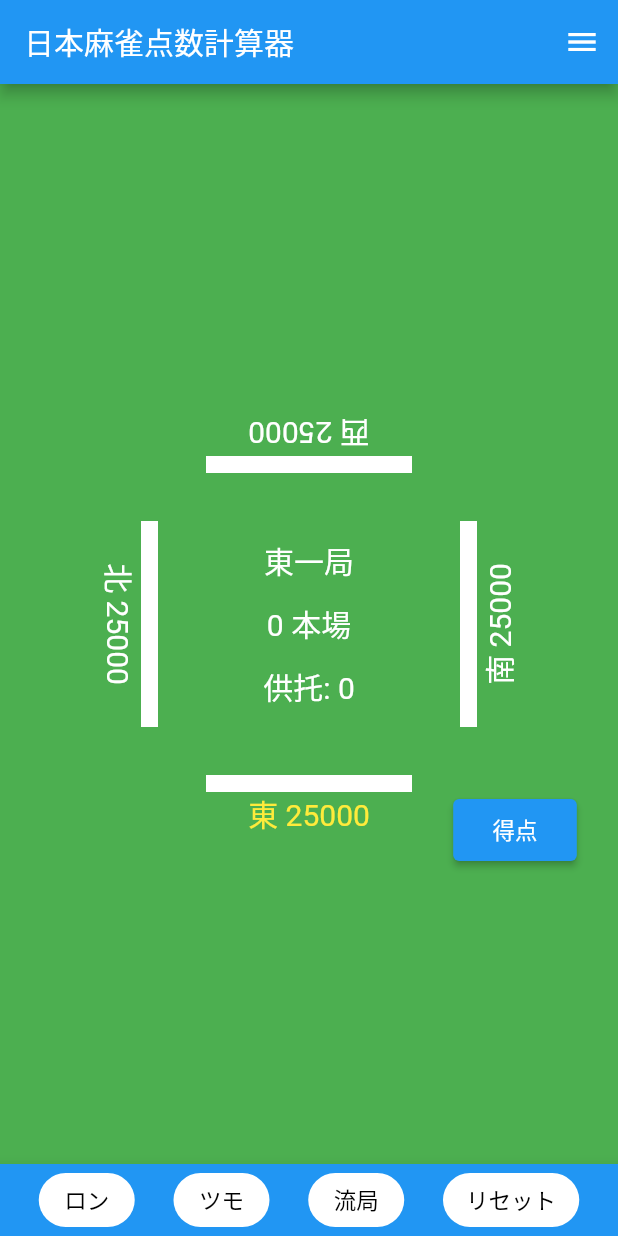
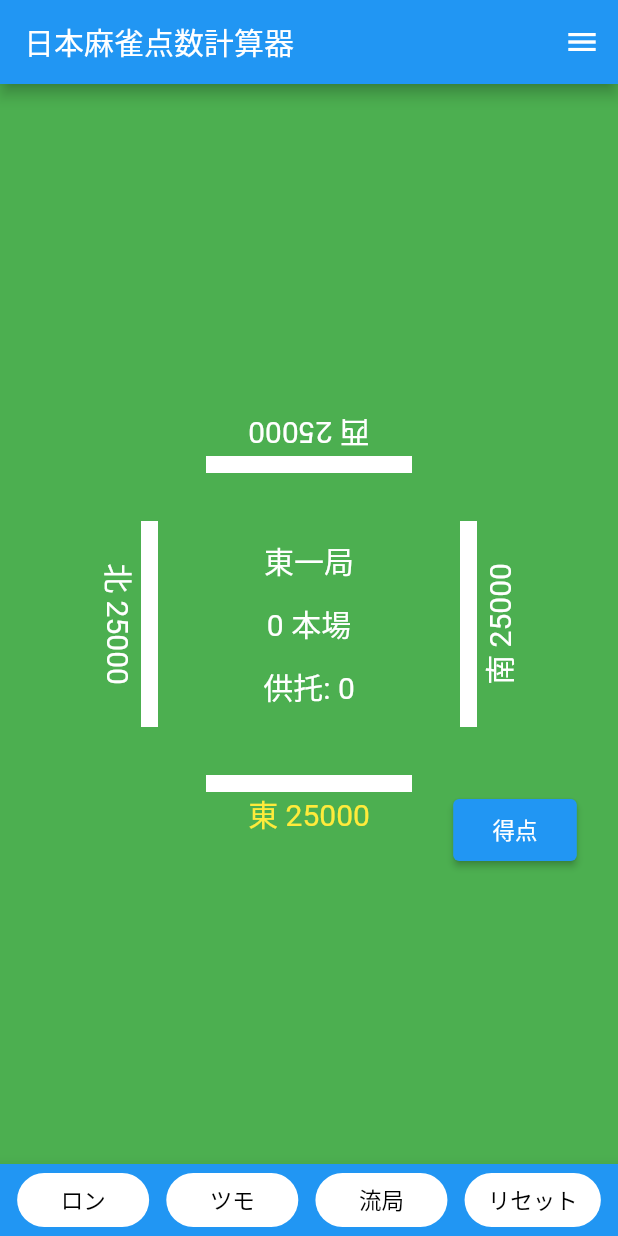
Before and after one commit to 2013612/jmpr_flutter, a Flutter app: the screen it shows after launch, on a phone screen of 412 x 824 dp. Run offline on Flutter 3.47's test engine with Material 2 defaults, Android fonts, the phone set to English and light mode, and no system bars; our stand-ins replace fluttertoast, open_file, permission_handler; missing offline and left inert: excel, ext_storage, filesystem_picker; generated files the repository leaves out were written again.

Commit message:
change min size of ElevatedButton

```diff
--- a/lib/common.dart
+++ b/lib/common.dart
@@ -97,6 +97,7 @@ Widget baseBarButton(String name, void Function() pressed,
       onPrimary: Colors.black,
       elevation: 0.0,
       shape: shapeBorder,
+      minimumSize: Size(88, 36),
     ),
     child: Text(
       name,
--- a/lib/setting.dart
+++ b/lib/setting.dart
@@ -303,6 +303,7 @@ class _SettingState extends State<Setting> {
                   primary: Colors.white,
                   elevation: 0.0,
                   shape: _shapeBorder,
+                  minimumSize: Size(88, 36),
                 ),
                 child: PopupMenuButton<String>(
                   itemBuilder: (BuildContext context) {
```
